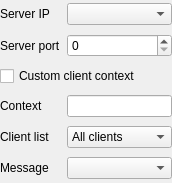
This is src/toolsui/SAKSocketServerToolUi.ui in x-tools-author/x-tools as Qt 5 draws it before an edit. The edited form follows.
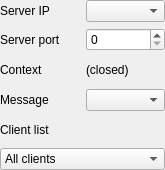
This is the edited form. Custom widgets are drawn as their Qt base class.

The edit to the form file:
```diff
--- a/src/toolsui/SAKSocketServerToolUi.ui
+++ b/src/toolsui/SAKSocketServerToolUi.ui
@@ -6,8 +6,8 @@
    <rect>
     <x>0</x>
     <y>0</y>
-    <width>172</width>
-    <height>183</height>
+    <width>165</width>
+    <height>170</height>
    </rect>
   </property>
   <property name="windowTitle">
@@ -26,13 +26,6 @@
    <property name="bottomMargin">
     <number>0</number>
    </property>
-   <item row="4" column="0">
-    <widget class="QLabel" name="label_3">
-     <property name="text">
-      <string>Client list</string>
-     </property>
-    </widget>
-   </item>
    <item row="0" column="0">
     <widget class="QLabel" name="label">
      <property name="text">
@@ -40,26 +33,13 @@
      </property>
     </widget>
    </item>
-   <item row="2" column="0" colspan="2">
-    <widget class="QCheckBox" name="checkBox">
-     <property name="text">
-      <string>Custom client context</string>
-     </property>
-    </widget>
-   </item>
-   <item row="4" column="1">
-    <widget class="QComboBox" name="comboBox">
-     <item>
-      <property name="text">
-       <string>All clients</string>
-      </property>
-     </item>
-    </widget>
-   </item>
-   <item row="1" column="1">
-    <widget class="QSpinBox" name="spinBox">
-     <property name="maximum">
-      <number>65535</number>
+   <item row="0" column="1">
+    <widget class="SAKIpComboBox" name="comboBoxServerIp">
+     <property name="sizePolicy">
+      <sizepolicy hsizetype="Ignored" vsizetype="Fixed">
+       <horstretch>0</horstretch>
+       <verstretch>0</verstretch>
+      </sizepolicy>
      </property>
     </widget>
    </item>
@@ -70,31 +50,62 @@
      </property>
     </widget>
    </item>
-   <item row="0" column="1">
-    <widget class="QComboBox" name="comboBox_2"/>
+   <item row="1" column="1">
+    <widget class="QSpinBox" name="spinBoxServerPort">
+     <property name="maximum">
+      <number>65535</number>
+     </property>
+    </widget>
    </item>
-   <item row="3" column="1">
-    <widget class="QLineEdit" name="lineEdit"/>
-   </item>
-   <item row="3" column="0">
+   <item row="2" column="0">
     <widget class="QLabel" name="label_4">
      <property name="text">
       <string>Context</string>
      </property>
     </widget>
    </item>
-   <item row="5" column="0">
+   <item row="2" column="1">
+    <widget class="QLabel" name="labelContext">
+     <property name="text">
+      <string>(closed)</string>
+     </property>
+    </widget>
+   </item>
+   <item row="3" column="0">
     <widget class="QLabel" name="labelMessageType">
      <property name="text">
       <string>Message</string>
      </property>
     </widget>
    </item>
-   <item row="5" column="1">
+   <item row="3" column="1">
     <widget class="QComboBox" name="comboBoxMessageType"/>
    </item>
+   <item row="4" column="0">
+    <widget class="QLabel" name="label_3">
+     <property name="text">
+      <string>Client list</string>
+     </property>
+    </widget>
+   </item>
+   <item row="5" column="0" colspan="2">
+    <widget class="QComboBox" name="comboBoxClientList">
+     <item>
+      <property name="text">
+       <string>All clients</string>
+      </property>
+     </item>
+    </widget>
+   </item>
   </layout>
  </widget>
+ <customwidgets>
+  <customwidget>
+   <class>SAKIpComboBox</class>
+   <extends>QComboBox</extends>
+   <header location="global">SAKIpComboBox.hh</header>
+  </customwidget>
+ </customwidgets>
  <resources/>
  <connections/>
 </ui>
```
